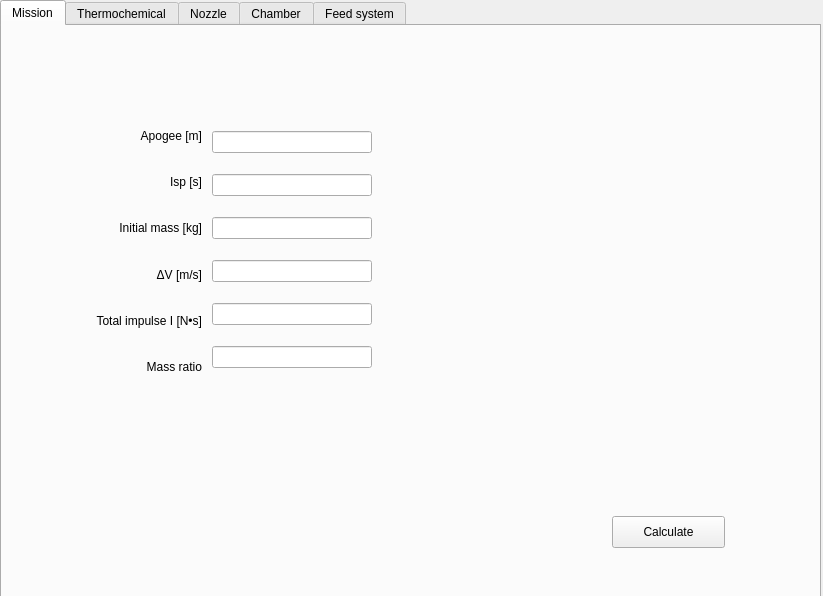
This is rocket_designer.ui in shohei/rocket_designer as Qt 5 draws it before an edit. The edited form follows.
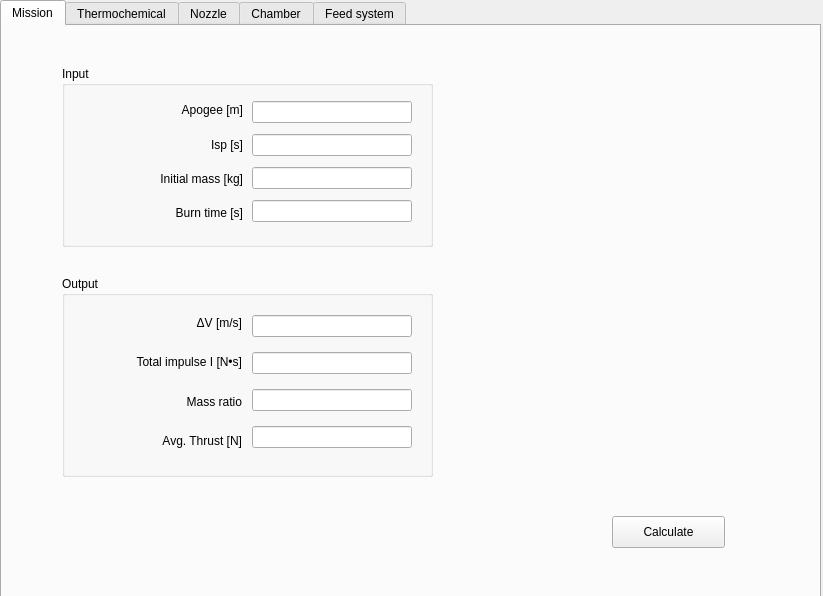
This is the edited form.

Commit message: drafted mission

What changed in the file:
```diff
--- a/rocket_designer.ui
+++ b/rocket_designer.ui
@@ -42,18 +42,30 @@
       <string>Calculate</string>
      </property>
     </widget>
-    <widget class="QWidget" name="verticalLayoutWidget">
+    <widget class="QGroupBox" name="groupBox">
      <property name="geometry">
       <rect>
-       <x>39</x>
-       <y>90</y>
+       <x>60</x>
+       <y>40</y>
+       <width>371</width>
+       <height>181</height>
+      </rect>
+     </property>
+     <property name="title">
+      <string>Input</string>
+     </property>
+     <widget class="QWidget" name="verticalLayoutWidget_3">
+      <property name="geometry">
+       <rect>
+        <x>20</x>
+        <y>30</y>
        <width>161</width>
-       <height>271</height>
-      </rect>
-     </property>
-     <layout class="QVBoxLayout" name="verticalLayout">
+        <height>131</height>
+       </rect>
+      </property>
+      <layout class="QVBoxLayout" name="verticalLayout_3">
       <item>
-       <widget class="QLabel" name="label">
+        <widget class="QLabel" name="label_9">
         <property name="layoutDirection">
          <enum>Qt::LeftToRight</enum>
         </property>
@@ -66,7 +78,7 @@
        </widget>
       </item>
       <item>
-       <widget class="QLabel" name="label_6">
+        <widget class="QLabel" name="label_10">
         <property name="text">
          <string>Isp [s]</string>
         </property>
@@ -76,7 +88,7 @@
        </widget>
       </item>
       <item>
-       <widget class="QLabel" name="label_5">
+        <widget class="QLabel" name="label_11">
         <property name="text">
          <string>Initial mass [kg]</string>
         </property>
@@ -86,29 +98,9 @@
        </widget>
       </item>
       <item>
-       <widget class="QLabel" name="label_2">
+        <widget class="QLabel" name="label_16">
         <property name="text">
-         <string>ΔV [m/s]</string>
-        </property>
-        <property name="alignment">
-         <set>Qt::AlignRight|Qt::AlignTrailing|Qt::AlignVCenter</set>
-        </property>
-       </widget>
-      </item>
-      <item>
-       <widget class="QLabel" name="label_3">
-        <property name="text">
-         <string>Total impulse I [N•s]</string>
-        </property>
-        <property name="alignment">
-         <set>Qt::AlignRight|Qt::AlignTrailing|Qt::AlignVCenter</set>
-        </property>
-       </widget>
-      </item>
-      <item>
-       <widget class="QLabel" name="label_4">
-        <property name="text">
-         <string>Mass ratio</string>
+          <string>Burn time [s]</string>
         </property>
         <property name="alignment">
          <set>Qt::AlignRight|Qt::AlignTrailing|Qt::AlignVCenter</set>
@@ -117,16 +109,16 @@
       </item>
      </layout>
     </widget>
-    <widget class="QWidget" name="verticalLayoutWidget_2">
+     <widget class="QWidget" name="verticalLayoutWidget_4">
      <property name="geometry">
       <rect>
-       <x>210</x>
-       <y>90</y>
+        <x>190</x>
+        <y>30</y>
        <width>160</width>
-       <height>271</height>
-      </rect>
-     </property>
-     <layout class="QVBoxLayout" name="verticalLayout_2">
+        <height>131</height>
+       </rect>
+      </property>
+      <layout class="QVBoxLayout" name="verticalLayout_4">
       <item>
        <widget class="QLineEdit" name="le_apogee"/>
       </item>
@@ -137,6 +129,34 @@
        <widget class="QLineEdit" name="le_m0"/>
       </item>
       <item>
+        <widget class="QLineEdit" name="le_burntime"/>
+       </item>
+      </layout>
+     </widget>
+    </widget>
+    <widget class="QGroupBox" name="groupBox_2">
+     <property name="geometry">
+      <rect>
+       <x>60</x>
+       <y>250</y>
+       <width>371</width>
+       <height>201</height>
+      </rect>
+     </property>
+     <property name="title">
+      <string>Output</string>
+     </property>
+     <widget class="QWidget" name="verticalLayoutWidget_2">
+      <property name="geometry">
+       <rect>
+        <x>190</x>
+        <y>30</y>
+        <width>160</width>
+        <height>151</height>
+       </rect>
+      </property>
+      <layout class="QVBoxLayout" name="verticalLayout_2">
+       <item>
        <widget class="QLineEdit" name="le_deltav"/>
       </item>
       <item>
@@ -145,7 +165,63 @@
       <item>
        <widget class="QLineEdit" name="le_mr"/>
       </item>
-     </layout>
+       <item>
+        <widget class="QLineEdit" name="le_thrust"/>
+       </item>
+      </layout>
+     </widget>
+     <widget class="QWidget" name="verticalLayoutWidget">
+      <property name="geometry">
+       <rect>
+        <x>19</x>
+        <y>30</y>
+        <width>161</width>
+        <height>151</height>
+       </rect>
+      </property>
+      <layout class="QVBoxLayout" name="verticalLayout">
+       <item>
+        <widget class="QLabel" name="label_2">
+         <property name="text">
+          <string>ΔV [m/s]</string>
+         </property>
+         <property name="alignment">
+          <set>Qt::AlignRight|Qt::AlignTrailing|Qt::AlignVCenter</set>
+         </property>
+        </widget>
+       </item>
+       <item>
+        <widget class="QLabel" name="label_3">
+         <property name="text">
+          <string>Total impulse I [N•s]</string>
+         </property>
+         <property name="alignment">
+          <set>Qt::AlignRight|Qt::AlignTrailing|Qt::AlignVCenter</set>
+         </property>
+        </widget>
+       </item>
+       <item>
+        <widget class="QLabel" name="label_4">
+         <property name="text">
+          <string>Mass ratio</string>
+         </property>
+         <property name="alignment">
+          <set>Qt::AlignRight|Qt::AlignTrailing|Qt::AlignVCenter</set>
+         </property>
+        </widget>
+       </item>
+       <item>
+        <widget class="QLabel" name="label_7">
+         <property name="text">
+          <string>Avg. Thrust [N]</string>
+         </property>
+         <property name="alignment">
+          <set>Qt::AlignRight|Qt::AlignTrailing|Qt::AlignVCenter</set>
+         </property>
+        </widget>
+       </item>
+      </layout>
+     </widget>
     </widget>
    </widget>
    <widget class="QWidget" name="tab_4">
```
Lines whose indentation alone changed are shown as unchanged. The commit also changes 2 other files.
